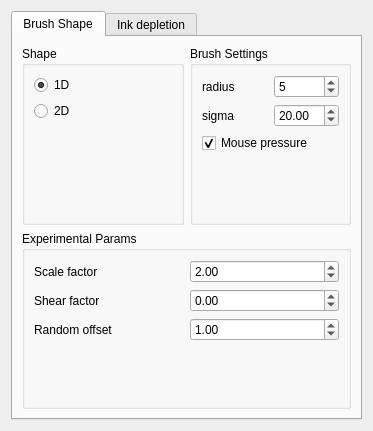
Before: the Qt Designer form krita/plugins/paintops/sumie/wdgsumieoptions.ui in KDE/krita, drawn with Qt 5.
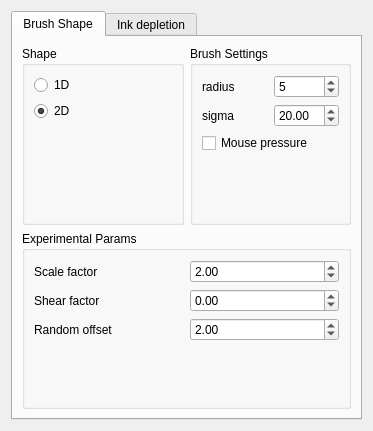
After: the same form once the commit is applied. Custom widgets are drawn as their Qt base class.

Patch:
```diff
--- a/krita/plugins/paintops/sumie/wdgsumieoptions.ui
+++ b/krita/plugins/paintops/sumie/wdgsumieoptions.ui
@@ -42,15 +42,15 @@
              <property name="title">
               <string>Shape</string>
              </property>
-             <layout class="QGridLayout" name="gridLayout_5">
-              <item row="0" column="0">
-               <widget class="QRadioButton" name="oneDimBrushBtn">
-                <property name="checked">
-                 <bool>true</bool>
-                </property>
-                <property name="text">
+             <layout class="QGridLayout" name="gridLayout_5" >
+              <item row="0" column="0" >
+               <widget class="QRadioButton" name="oneDimBrushBtn" >
+                <property name="text" >
                  <string>1D</string>
                 </property>
+                <property name="checked" >
+                 <bool>false</bool>
+                </property>
                </widget>
               </item>
               <item row="1" column="0">
@@ -58,6 +58,9 @@
                 <property name="text">
                  <string>2D</string>
                 </property>
+                <property name="checked" >
+                 <bool>true</bool>
+                </property>
                </widget>
               </item>
               <item row="2" column="0">
@@ -121,14 +124,14 @@
                 </property>
                </widget>
               </item>
-              <item row="3" column="0" colspan="2">
-               <widget class="QCheckBox" name="mousePressureCBox">
-                <property name="checked">
-                 <bool>true</bool>
-                </property>
-                <property name="text">
+              <item row="3" column="0" colspan="2" >
+               <widget class="QCheckBox" name="mousePressureCBox" >
+                <property name="text" >
                  <string>Mouse pressure</string>
                 </property>
+                <property name="checked" >
+                 <bool>false</bool>
+                </property>
                </widget>
               </item>
               <item row="0" column="0">
@@ -216,14 +219,14 @@
               </property>
              </widget>
             </item>
-            <item row="2" column="1">
-             <widget class="QDoubleSpinBox" name="rndBox">
-              <property name="value">
-               <double>1.000000000000000</double>
-              </property>
-              <property name="minimum">
+            <item row="2" column="1" >
+             <widget class="QDoubleSpinBox" name="rndBox" >
+              <property name="minimum" >
                <double>-99.000000000000000</double>
               </property>
+              <property name="value" >
+               <double>2.000000000000000</double>
+              </property>
              </widget>
             </item>
            </layout>
```
Left out of the diff: 335 changed lines with no effect on the pictures.
